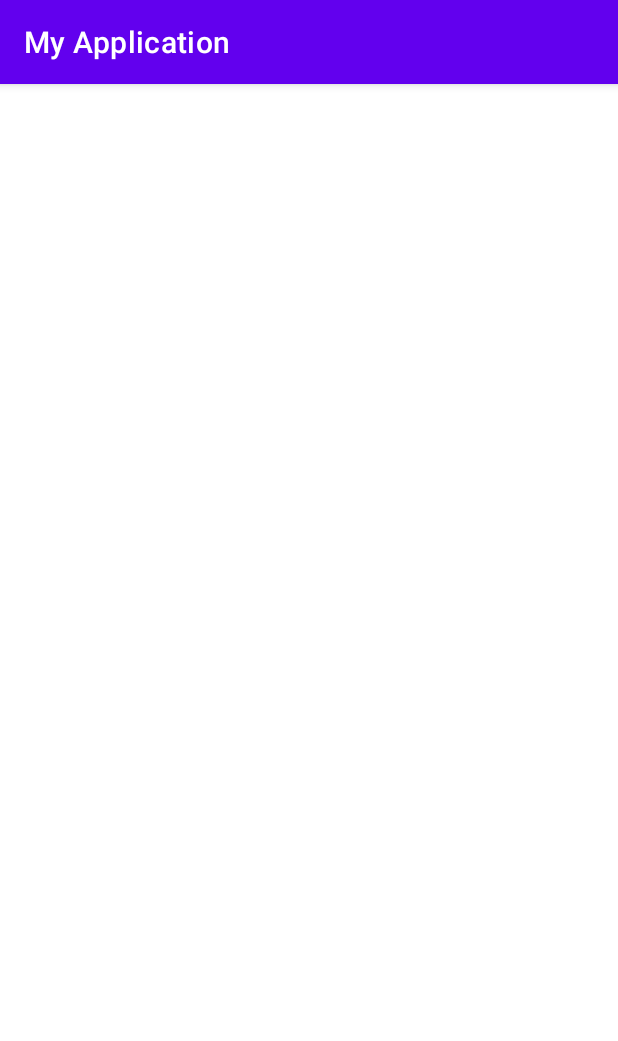
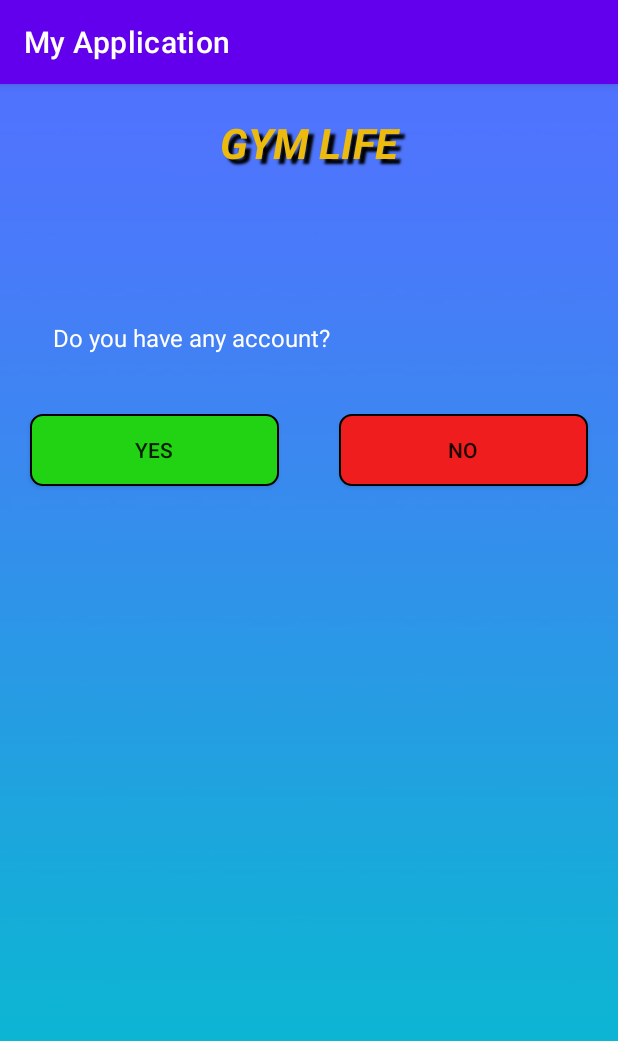
Before and after one commit to dhvu2000/FinalProject, an Android app: the AccountConfirmScreen screen opened directly, with no data from a screen before it, on a phone screen of 412 x 824 dp. Shown: the top 1041 px of the screen. Run offline under Robolectric (Android 15) with nearby library versions, the phone set to English and light mode, and no system bars.

Commit message:
add screens

```diff
--- /dev/null
+++ b/app/src/main/res/drawable/rounded_green_button.xml
@@ -0,0 +1,15 @@
+<?xml version="1.0" encoding="utf-8"?>
+<shape xmlns:android="http://schemas.android.com/apk/res/android"
+    android:shape="rectangle">
+    <corners android:bottomRightRadius="8dp"
+        android:bottomLeftRadius="8dp"
+        android:topRightRadius="8dp"
+        android:topLeftRadius="8dp"/>
+    <gradient
+        android:centerColor="#21D312"
+        android:endColor="#21D312"
+        android:startColor="#21D312"/>
+    <stroke
+        android:color="@color/black"
+        android:width="1dp"/>
+</shape>
--- /dev/null
+++ b/app/src/main/res/drawable/rounded_red_button.xml
@@ -0,0 +1,15 @@
+<?xml version="1.0" encoding="utf-8"?>
+<shape xmlns:android="http://schemas.android.com/apk/res/android"
+    android:shape="rectangle">
+    <corners android:bottomRightRadius="8dp"
+        android:bottomLeftRadius="8dp"
+        android:topRightRadius="8dp"
+        android:topLeftRadius="8dp"/>
+    <gradient
+        android:centerColor="#EF1D1D"
+        android:endColor="#EF1D1D"
+        android:startColor="#EF1D1D"/>
+    <stroke
+        android:color="@color/black"
+        android:width="1dp"/>
+</shape>
--- a/app/src/main/res/layout/activity_account_confirm_screen.xml
+++ b/app/src/main/res/layout/activity_account_confirm_screen.xml
@@ -1,9 +1,58 @@
 <?xml version="1.0" encoding="utf-8"?>
-<androidx.constraintlayout.widget.ConstraintLayout xmlns:android="http://schemas.android.com/apk/res/android"
+<LinearLayout xmlns:android="http://schemas.android.com/apk/res/android"
     xmlns:app="http://schemas.android.com/apk/res-auto"
     xmlns:tools="http://schemas.android.com/tools"
     android:layout_width="match_parent"
     android:layout_height="match_parent"
-    tools:context=".AccountConfirmScreen">
+    tools:context=".WelcomeScreen"
+    android:orientation="vertical"
+    android:background="@drawable/background">
+    <TextView
+        android:id="@+id/txtNameApp"
+        android:layout_marginTop="20dp"
+        android:layout_width="match_parent"
+        android:layout_height="wrap_content"
+        android:text="GYM LIFE"
+        android:textSize="28dp"
+        android:textColor="#ECBB0D"
+        android:textStyle="italic|bold"
+        android:textAlignment="center"
+        android:shadowColor="#000"
+        android:shadowDx="5"
+        android:shadowDy="5"
+        android:shadowRadius="1.5" />
+    <TextView
+        android:id="@+id/txtQuestion"
+        android:layout_width="match_parent"
+        android:layout_height="wrap_content"
+        android:text="Do you have any account?"
+        android:layout_marginTop="100dp"
+        android:layout_marginStart="35dp"
+        android:textColor="@color/white"
+        android:textSize="16dp"/>
 
-</androidx.constraintlayout.widget.ConstraintLayout>
+    <LinearLayout
+        android:layout_marginTop="20dp"
+        android:layout_width="match_parent"
+        android:layout_height="wrap_content"
+        android:weightSum="2"
+        android:orientation="horizontal">
+        <androidx.appcompat.widget.AppCompatButton
+            android:layout_margin="20dp"
+            android:layout_width="0dp"
+            android:layout_height="wrap_content"
+            android:layout_weight="1"
+            android:text="Yes"
+            android:background="@drawable/rounded_green_button"/>
+        <androidx.appcompat.widget.AppCompatButton
+            android:layout_margin="20dp"
+            android:layout_width="0dp"
+            android:layout_height="wrap_content"
+            android:layout_weight="1"
+            android:text="No"
+            android:background="@drawable/rounded_red_button"/>
+
+    </LinearLayout>
+
+
+</LinearLayout>
```
Also changed, not shown: app/src/main/AndroidManifest.xml (+10 -1 lines), app/src/main/java/com/example/myapplication/InformationScreen1Firstly.java (added, +14 -0 lines), app/src/main/java/com/example/myapplication/InformationScreen2Firstly.java (added, +14 -0 lines), app/src/main/java/com/example/myapplication/SignInScreenFirstly.java (added, +14 -0 lines), app/src/main/res/drawable/rounded_white.xml (added, +15 -0 lines), app/src/main/res/layout/activity_information_screen1_firstly.xml (added, +80 -0 lines), app/src/main/res/layout/activity_information_screen2_firstly.xml (added, +141 -0 lines), app/src/main/res/layout/activity_sign_in_screen_firstly.xml (added, +9 -0 lines).
